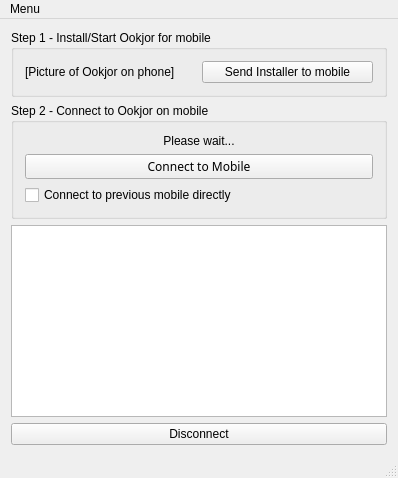
Above: ookjorwindow.ui from ykasidit/Ookjor before the change. Below: the same form after it.
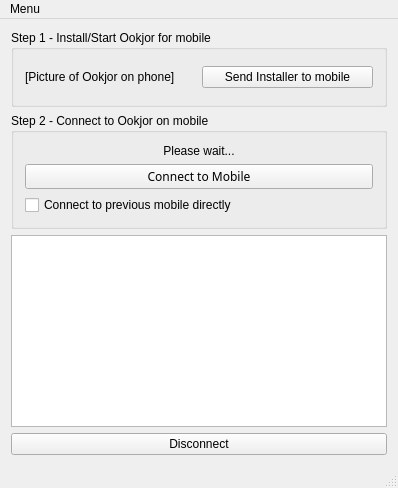
That is the form after the change.

Diff of the .ui file:
```diff
--- a/ookjorwindow.ui
+++ b/ookjorwindow.ui
@@ -7,7 +7,7 @@
     <x>0</x>
     <y>0</y>
     <width>398</width>
-    <height>465</height>
+    <height>488</height>
    </rect>
   </property>
   <property name="sizePolicy">
@@ -35,6 +35,10 @@
      <height>0</height>
     </size>
    </property>
+   <property name="styleSheet">
+    <string notr="true">
+</string>
+   </property>
    <layout class="QVBoxLayout" name="verticalLayout">
     <item>
      <widget class="QGroupBox" name="groupBox_1">
@@ -111,7 +115,7 @@
        <item>
         <widget class="QPushButton" name="connectButton">
          <property name="sizePolicy">
-          <sizepolicy hsizetype="MinimumExpanding" vsizetype="MinimumExpanding">
+          <sizepolicy hsizetype="MinimumExpanding" vsizetype="Fixed">
            <horstretch>0</horstretch>
            <verstretch>0</verstretch>
           </sizepolicy>
@@ -141,7 +145,7 @@
        <item>
         <widget class="QCheckBox" name="connectPrevCheckBox">
          <property name="sizePolicy">
-          <sizepolicy hsizetype="MinimumExpanding" vsizetype="MinimumExpanding">
+          <sizepolicy hsizetype="MinimumExpanding" vsizetype="Fixed">
            <horstretch>0</horstretch>
            <verstretch>0</verstretch>
           </sizepolicy>
@@ -156,8 +160,11 @@
     </item>
     <item>
      <widget class="QGraphicsView" name="liveView">
+      <property name="enabled">
+       <bool>true</bool>
+      </property>
       <property name="sizePolicy">
-       <sizepolicy hsizetype="MinimumExpanding" vsizetype="MinimumExpanding">
+       <sizepolicy hsizetype="Minimum" vsizetype="Minimum">
         <horstretch>0</horstretch>
         <verstretch>0</verstretch>
        </sizepolicy>
```
